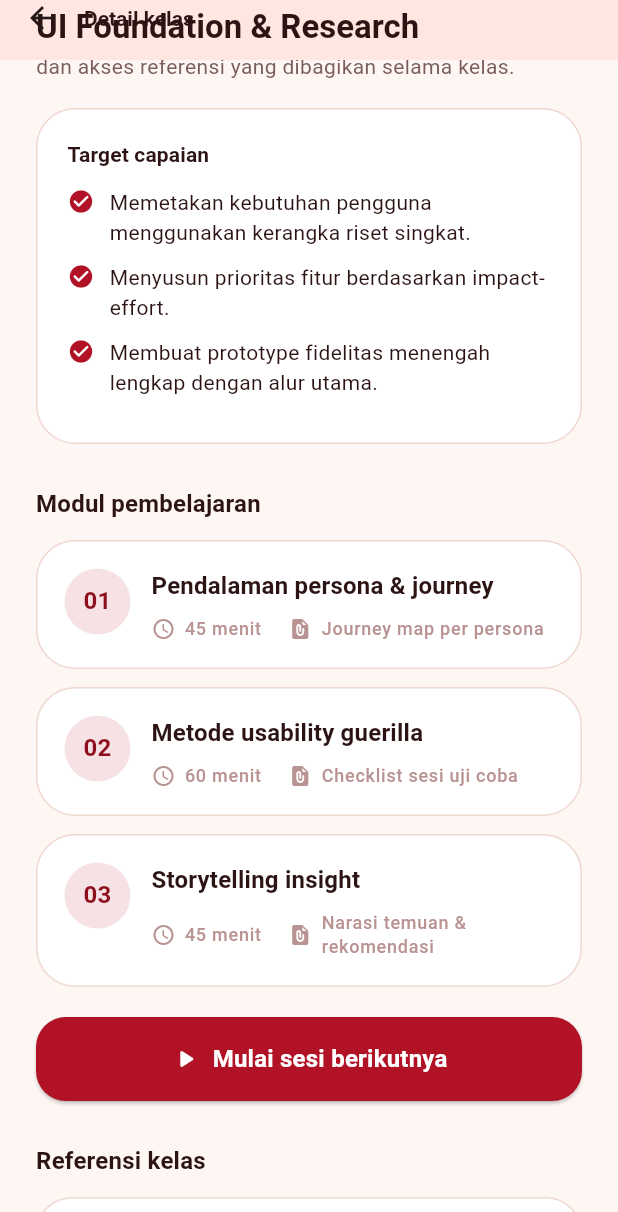
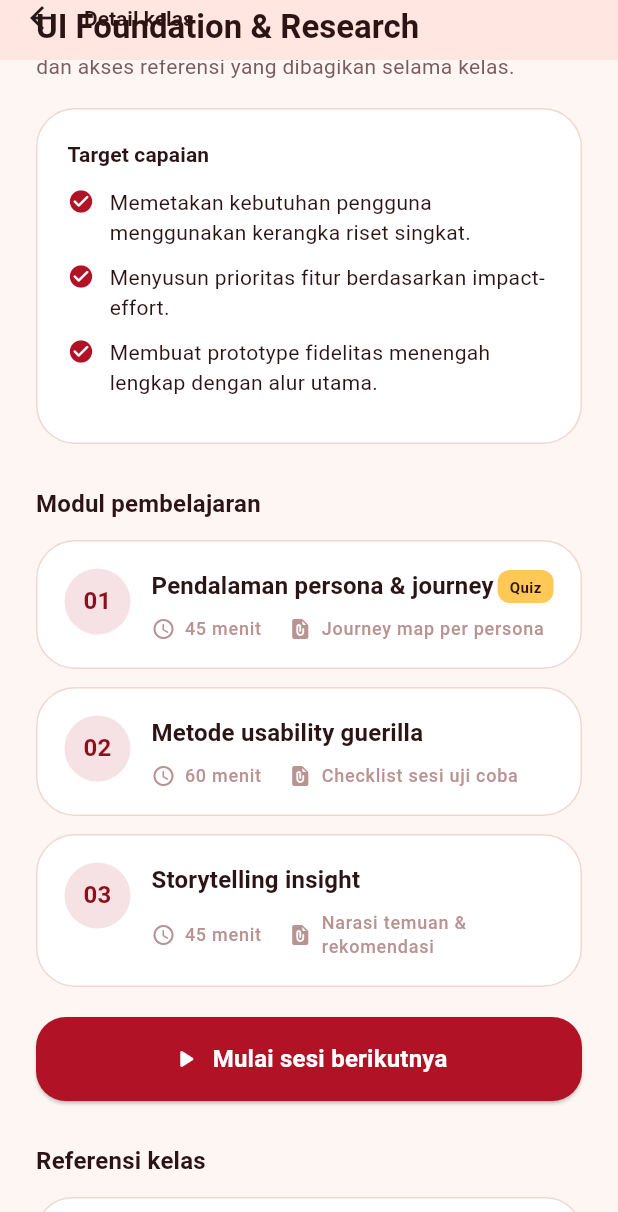
Before and after one commit to AlvinSetyaPranata/tugas_uas, a Flutter app: the LearningDetailScreen screen opened directly with sample values from the repository, scrolled down 576 dp, on a phone screen of 412 x 824 dp, the part 24-1236 px from its top. Run offline on Flutter 3.47's test engine with Material 3 defaults, Android fonts, the phone set to English and light mode, and no system bars; our stand-ins replace image_picker; Roboto replaces fonts that are missing (Plus Jakarta Sans).

```diff
--- a/lib/screens/learning_detail_screen.dart
+++ b/lib/screens/learning_detail_screen.dart
@@ -1,19 +1,69 @@
+import 'dart:convert';
 import 'package:flutter/material.dart';
 
 import '../data/lms_data.dart';
 import '../theme.dart';
 import '../widgets/primary_button.dart';
+import 'detail_quiz_screen.dart';
 
-class LearningDetailScreen extends StatelessWidget {
+class LearningDetailScreen extends StatefulWidget {
   const LearningDetailScreen({super.key, required this.plan});
 
   final LearningPlan plan;
 
   @override
+  State<LearningDetailScreen> createState() => _LearningDetailScreenState();
+}
+
+class _LearningDetailScreenState extends State<LearningDetailScreen> {
+  List<_LearningModule> _modules = [];
+  bool _isLoadingModules = true;
+
+  @override
+  void initState() {
+    super.initState();
+    _loadModules();
+  }
+
+  Future<void> _loadModules() async {
+    try {
+      final String jsonString = await DefaultAssetBundle.of(context)
+          .loadString('assets/learning_modules.json');
+      final Map<String, dynamic> data = json.decode(jsonString);
+
+      final List<dynamic>? modulesJson = data[widget.plan.title];
+
+      if (modulesJson != null) {
+        setState(() {
+          _modules = modulesJson
+              .map((m) => _LearningModule(
+                    title: m['title'],
+                    duration: m['duration'],
+                    deliverable: m['deliverable'],
+                    quizId: m['quizId'],
+                  ))
+              .toList();
+          _isLoadingModules = false;
+        });
+      } else {
+        setState(() {
+           _modules = _defaultModules; // Fallback to default if not found in JSON
+           _isLoadingModules = false;
+        });
+      }
+    } catch (e) {
+      debugPrint('Error loading modules: $e');
+      setState(() {
+        _modules = _defaultModules; // Fallback on error
+        _isLoadingModules = false;
+      });
+    }
+  }
+
+  @override
   Widget build(BuildContext context) {
     final theme = Theme.of(context);
-    final modules = _modulesByPlan[plan.title] ?? _defaultModules;
-    final references = _referencesByPlan[plan.title] ?? _defaultReferences;
+    final references = _referencesByPlan[widget.plan.title] ?? _defaultReferences;
 
     return Scaffold(
       body: CustomScrollView(
@@ -21,7 +71,7 @@ class LearningDetailScreen extends StatelessWidget {
           SliverAppBar(
             pinned: true,
             expandedHeight: 250,
-            backgroundColor: plan.color,
+            backgroundColor: widget.plan.color,
             automaticallyImplyLeading: true,
             title: const Text('Detail kelas'),
             titleSpacing: 0,
@@ -32,7 +82,7 @@ class LearningDetailScreen extends StatelessWidget {
                 crossAxisAlignment: CrossAxisAlignment.start,
                 children: [
                   Text(
-                    plan.tag,
+                    widget.plan.tag,
                     style: theme.textTheme.labelSmall?.copyWith(
                       color: AppColors.primaryDark,
                       fontWeight: FontWeight.w700,
@@ -40,7 +90,7 @@ class LearningDetailScreen extends StatelessWidget {
                   ),
                   const SizedBox(height: 4),
                   Text(
-                    plan.title,
+                    widget.plan.title,
                     style: theme.textTheme.titleLarge?.copyWith(
                       fontWeight: FontWeight.w700,
                     ),
@@ -50,7 +100,7 @@ class LearningDetailScreen extends StatelessWidget {
               background: Container(
                 decoration: BoxDecoration(
                   gradient: LinearGradient(
-                    colors: [plan.color, plan.color.withOpacity(.6), Colors.white],
+                    colors: [widget.plan.color, widget.plan.color.withOpacity(.6), Colors.white],
                     begin: Alignment.topCenter,
                     end: Alignment.bottomCenter,
                   ),
@@ -70,14 +120,14 @@ class LearningDetailScreen extends StatelessWidget {
                         crossAxisAlignment: CrossAxisAlignment.end,
                         children: [
                           Text(
-                            plan.progressLabel,
+                            widget.plan.progressLabel,
                             style: theme.textTheme.titleMedium?.copyWith(
                               fontWeight: FontWeight.w700,
                             ),
                           ),
                           const SizedBox(height: 4),
                           Text(
-                            plan.schedule,
+                            widget.plan.schedule,
                             textAlign: TextAlign.right,
                             style: theme.textTheme.labelLarge?.copyWith(color: AppColors.textSecondary),
                           ),
@@ -93,12 +143,12 @@ class LearningDetailScreen extends StatelessWidget {
             padding: const EdgeInsets.fromLTRB(24, 24, 24, 40),
             sliver: SliverList.list(
               children: [
-                _PrimaryInfoCard(plan: plan),
+                _PrimaryInfoCard(plan: widget.plan),
                 const SizedBox(height: 24),
                 Text('Ringkasan program', style: theme.textTheme.titleMedium?.copyWith(fontWeight: FontWeight.w700)),
                 const SizedBox(height: 12),
                 Text(
-                  'Sesi difokuskan untuk memperdalam ${plan.title.toLowerCase()} dengan praktik terarah. Peserta akan mendapatkan feedback langsung dari ${plan.mentor} dan akses referensi yang dibagikan selama kelas.',
+                  'Sesi difokuskan untuk memperdalam ${widget.plan.title.toLowerCase()} dengan praktik terarah. Peserta akan mendapatkan feedback langsung dari ${widget.plan.mentor} dan akses referensi yang dibagikan selama kelas.',
                   style: theme.textTheme.bodyMedium?.copyWith(color: AppColors.textSecondary),
                 ),
                 const SizedBox(height: 18),
@@ -137,7 +187,10 @@ class LearningDetailScreen extends StatelessWidget {
                 const SizedBox(height: 28),
                 Text('Modul pembelajaran', style: theme.textTheme.titleMedium?.copyWith(fontWeight: FontWeight.w700)),
                 const SizedBox(height: 12),
-                ...modules
+                if (_isLoadingModules)
+                   const Center(child: CircularProgressIndicator())
+                else
+                  ..._modules
                       .asMap()
                       .entries
                       .map(
@@ -181,7 +234,6 @@ class _PrimaryInfoCard extends StatelessWidget {
 
   @override
   Widget build(BuildContext context) {
-    final theme = Theme.of(context);
     return Container(
       padding: const EdgeInsets.all(20),
       decoration: BoxDecoration(
@@ -271,7 +323,19 @@ class _ModuleTile extends StatelessWidget {
   @override
   Widget build(BuildContext context) {
     final theme = Theme.of(context);
-    return Container(
+    return InkWell(
+      onTap: module.quizId != null
+          ? () {
+              Navigator.push(
+                context,
+                MaterialPageRoute(
+                  builder: (context) => DetailQuizScreen(quizId: module.quizId),
+                ),
+              );
+            }
+          : null,
+      borderRadius: BorderRadius.circular(26),
+      child: Container(
         padding: const EdgeInsets.all(18),
         decoration: BoxDecoration(
           color: Colors.white,
@@ -297,9 +361,28 @@ class _ModuleTile extends StatelessWidget {
               child: Column(
                 crossAxisAlignment: CrossAxisAlignment.start,
                 children: [
-                Text(
+                  Row(
+                    mainAxisAlignment: MainAxisAlignment.spaceBetween,
+                    children: [
+                      Expanded(
+                        child: Text(
                           module.title,
                           style: theme.textTheme.titleMedium?.copyWith(fontWeight: FontWeight.w700),
+                        ),
+                      ),
+                      if (module.quizId != null)
+                        Container(
+                           padding: const EdgeInsets.symmetric(horizontal: 8, vertical: 4),
+                           decoration: BoxDecoration(
+                             color: AppColors.secondary,
+                             borderRadius: BorderRadius.circular(8),
+                           ),
+                           child: const Text(
+                             'Quiz',
+                             style: TextStyle(fontSize: 10, fontWeight: FontWeight.bold),
+                           ),
+                        )
+                    ],
                   ),
                   const SizedBox(height: 8),
                   Row(
@@ -322,6 +405,7 @@ class _ModuleTile extends StatelessWidget {
               ),
             ),
           ],
+        ),
       ),
     );
   }
@@ -372,11 +456,17 @@ class _ReferenceCard extends StatelessWidget {
 }
 
 class _LearningModule {
-  const _LearningModule({required this.title, required this.duration, required this.deliverable});
+  const _LearningModule({
+    required this.title,
+    required this.duration,
+    required this.deliverable,
+    this.quizId,
+  });
 
   final String title;
   final String duration;
   final String deliverable;
+  final String? quizId;
 }
 
 class _ReferenceItem {
@@ -429,22 +519,9 @@ const _goals = <String>[
   'Membuat prototype fidelitas menengah lengkap dengan alur utama.',
 ];
 
-final _modulesByPlan = <String, List<_LearningModule>>{
-  'UI Foundation & Research': const [
-    _LearningModule(title: 'Pendalaman persona & journey', duration: '45 menit', deliverable: 'Journey map per persona'),
-    _LearningModule(title: 'Metode usability guerilla', duration: '60 menit', deliverable: 'Checklist sesi uji coba'),
-    _LearningModule(title: 'Storytelling insight', duration: '45 menit', deliverable: 'Narasi temuan & rekomendasi'),
-  ],
-  'Interaction & Prototype': const [
-    _LearningModule(title: 'Menyusun flow kritikal', duration: '40 menit', deliverable: 'Flowchart interaksi'),
-    _LearningModule(title: 'Desain microinteraction', duration: '50 menit', deliverable: 'Dokumentasi state & animasi'),
-    _LearningModule(title: 'Usability checklist', duration: '35 menit', deliverable: 'Checklist heuristik'),
-  ],
-};
-
 final _referencesByPlan = <String, List<_ReferenceItem>>{
   'UI Foundation & Research': const [
-    _ReferenceItem(title: 'Kit Research Ops', description: 'Template screener, script, dan notulasi.', icon: Icons.playbook_rounded),
+    _ReferenceItem(title: 'Kit Research Ops', description: 'Template screener, script, dan notulasi.', icon: Icons.book_rounded),
     _ReferenceItem(title: 'Workbook Insight Synth', description: 'Langkah clustering dan prioritas temuan.', icon: Icons.auto_graph_rounded),
   ],
   'Interaction & Prototype': const [
--- a/pubspec.yaml
+++ b/pubspec.yaml
@@ -62,6 +62,7 @@ flutter:
   # To add assets to your application, add an assets section, like this:
   assets:
     - assets/quiz_data.json
+    - assets/learning_modules.json
   #   - images/a_dot_burr.jpeg
   #   - images/a_dot_ham.jpeg
 
```
Also changed, not shown: assets/learning_modules.json (added, +42 -0 lines), assets/quiz_data.json (+27 -7 lines), lib/screens/detail_quiz_screen.dart (+25 -7 lines), lib/screens/home_screen.dart (+25 -6 lines). Lines whose indentation alone changed are shown as unchanged.
